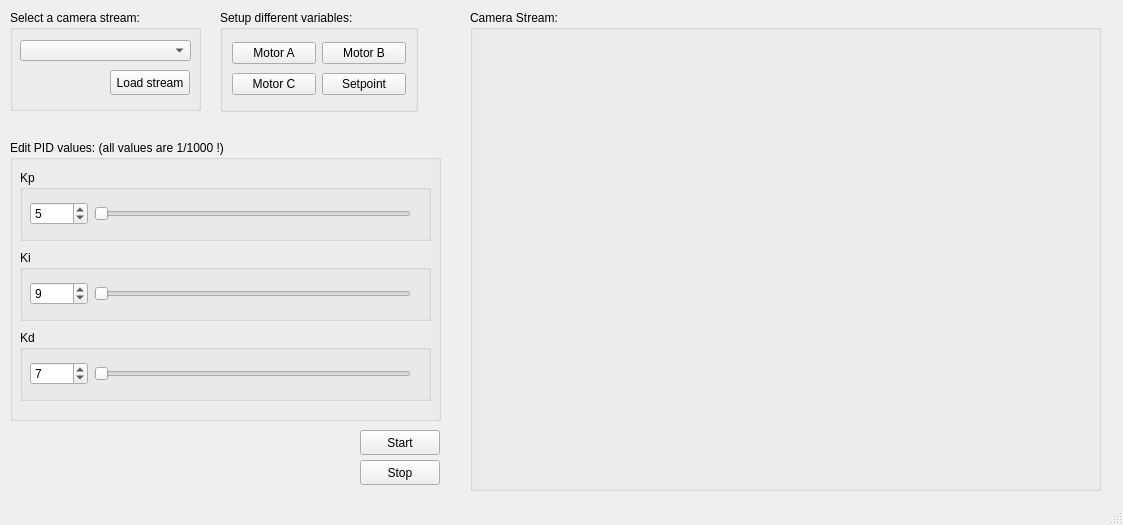
First picture: the form in QT/mrb_window.ui, repository verae98/Balancer, before the edit.
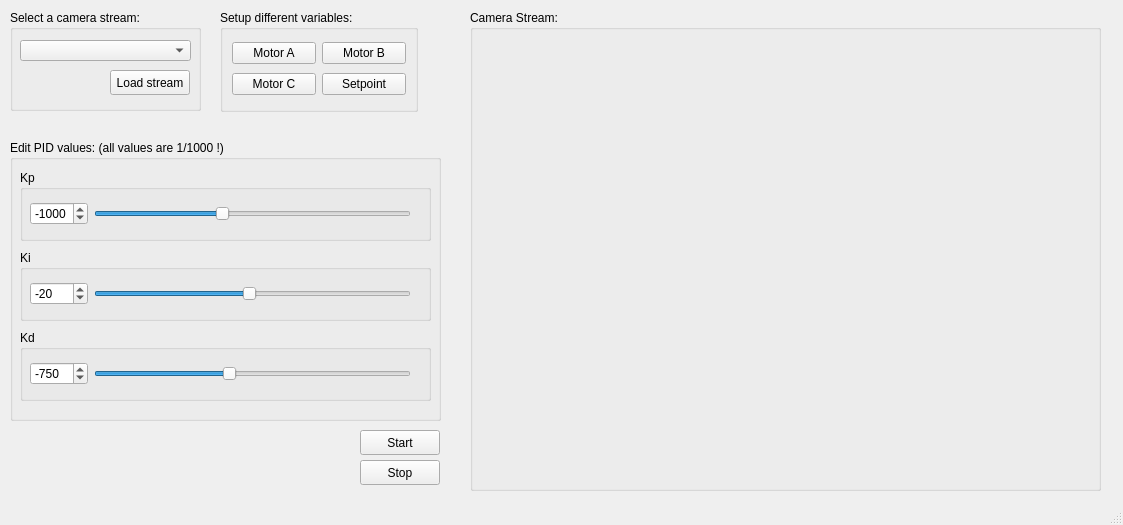
Second picture: the form after the edit.

Commit message: Finally got PID working thanks to Vera's math  - Removed commented, and thus unused code  - Removed unused functions  - Set default PID values in the UI  - Set default motor position in the UI

```diff
--- a/QT/mrb_window.ui
+++ b/QT/mrb_window.ui
@@ -166,14 +166,20 @@
           <number>5000</number>
          </property>
          <property name="value">
-          <number>5</number>
+          <number>-1000</number>
          </property>
         </widget>
        </item>
        <item>
         <widget class="QSlider" name="Kp_slider">
+         <property name="minimum">
+          <number>-5000</number>
+         </property>
          <property name="maximum">
-          <number>50000</number>
+          <number>5000</number>
+         </property>
+         <property name="value">
+          <number>-1000</number>
          </property>
          <property name="orientation">
           <enum>Qt::Horizontal</enum>
@@ -208,20 +214,26 @@
        <item>
         <widget class="QSpinBox" name="Ki_spinbox">
          <property name="minimum">
-          <number>-5000</number>
+          <number>-1000</number>
          </property>
          <property name="maximum">
-          <number>5000</number>
+          <number>1000</number>
          </property>
          <property name="value">
-          <number>9</number>
+          <number>-20</number>
          </property>
         </widget>
        </item>
        <item>
         <widget class="QSlider" name="Ki_slider">
+         <property name="minimum">
+          <number>-1000</number>
+         </property>
          <property name="maximum">
-          <number>50000</number>
+          <number>1000</number>
+         </property>
+         <property name="value">
+          <number>-20</number>
          </property>
          <property name="orientation">
           <enum>Qt::Horizontal</enum>
@@ -262,14 +274,23 @@
           <number>5000</number>
          </property>
          <property name="value">
-          <number>7</number>
+          <number>-750</number>
          </property>
         </widget>
        </item>
        <item>
         <widget class="QSlider" name="Kd_slider">
+         <property name="minimum">
+          <number>-5000</number>
+         </property>
          <property name="maximum">
-          <number>50000</number>
+          <number>5000</number>
+         </property>
+         <property name="value">
+          <number>-750</number>
+         </property>
+         <property name="sliderPosition">
+          <number>-750</number>
          </property>
          <property name="orientation">
           <enum>Qt::Horizontal</enum>
```
The commit also changes 6 other files.
